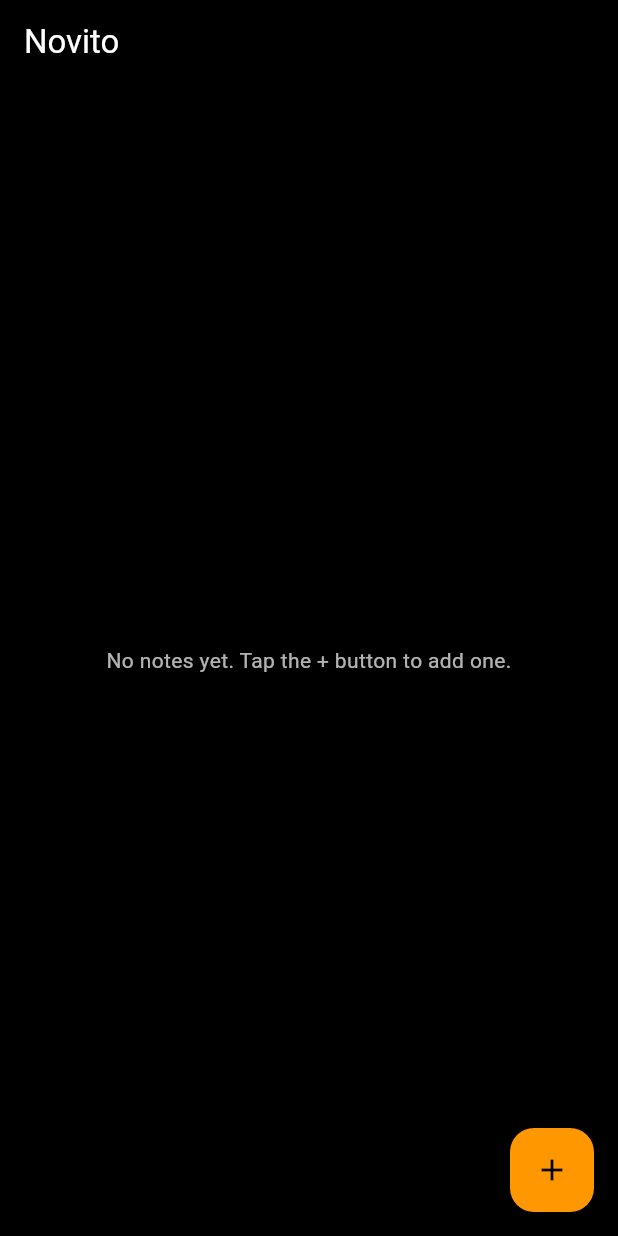
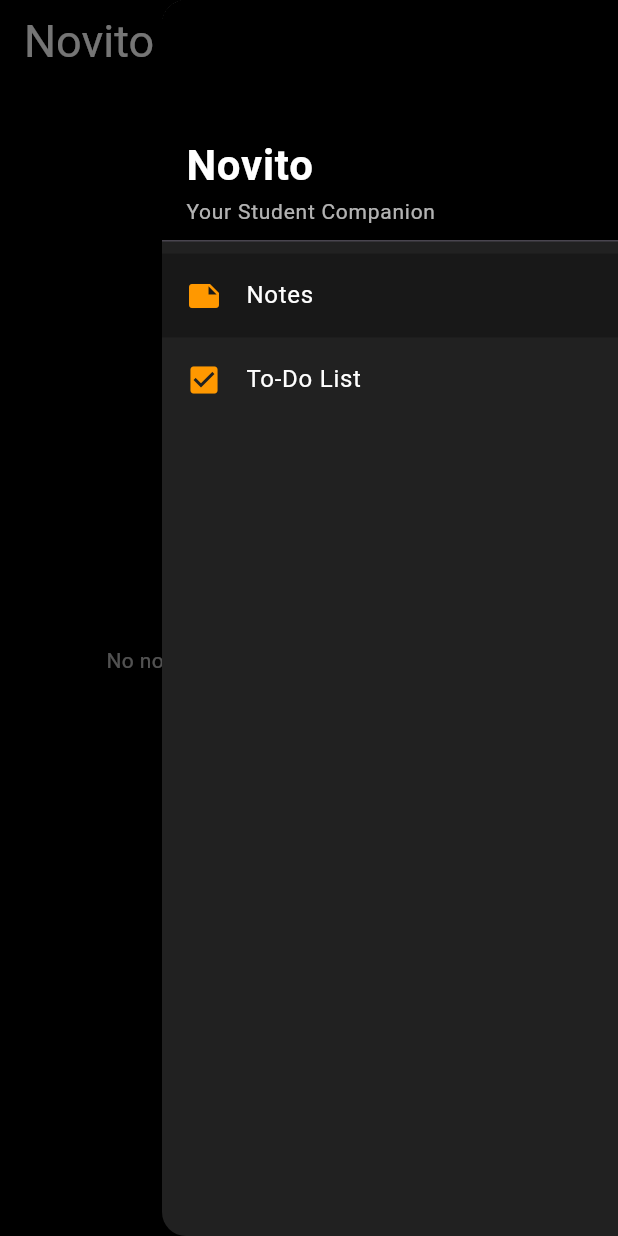
Before and after one commit to eljan123/novito-note-app, a Flutter app: the screen it shows after launch, with the side drawer open (before the commit the screen has no drawer), on a phone screen of 412 x 824 dp. Run offline on Flutter 3.47's test engine with Material 3 defaults, Android fonts, the phone set to English and light mode, and no system bars; Roboto replaces fonts that are missing (Poppins).

Commit message:
To-do list, menu button implemented

```diff
--- a/lib/main.dart
+++ b/lib/main.dart
@@ -1,5 +1,5 @@
 import 'package:flutter/material.dart';
-import 'screens/notes_home_page.dart';
+import 'screens/main_page.dart';
 
 void main() {
   runApp(const NotesApp());
@@ -21,8 +21,9 @@
           backgroundColor: Colors.black,
           elevation: 0,
         ),
+        // Dark gray for note widgets
         cardTheme: const CardTheme(
-          color: Color(0xFF212121), // Dark gray for note widgets
+          color: Color(0xFF212121),
         ),
         textTheme: const TextTheme(
           bodyLarge: TextStyle(fontFamily: 'Poppins', color: Colors.white),
@@ -35,7 +36,7 @@
           color: Colors.white,
         ),
       ),
-      home: const NotesHomePage(),
+      home: const MainPage(),
     );
   }
 }
--- /dev/null
+++ b/lib/screens/main_page.dart
@@ -0,0 +1,101 @@
+import 'package:flutter/material.dart';
+import 'notes_home_page.dart';
+import 'todo_list_page.dart';
+
+class MainPage extends StatefulWidget {
+  const MainPage({super.key});
+
+  @override
+  State<MainPage> createState() => _MainPageState();
+}
+
+class _MainPageState extends State<MainPage> {
+  int _selectedIndex = 0;
+
+  // List of pages to display
+  final List<Widget> _pages = [
+    const NotesHomePage(),
+    const TodoListPage(),
+  ];
+
+  // Function to change the selected page
+  void _onItemTapped(int index) {
+    setState(() {
+      _selectedIndex = index;
+    });
+    // Close the drawer after selection
+    Navigator.pop(context);
+  }
+
+  @override
+  Widget build(BuildContext context) {
+    return Scaffold(
+      backgroundColor: Colors.black,
+      // End Drawer menu (opens from right)
+      endDrawer: Drawer(
+        backgroundColor: const Color(0xFF212121),
+        child: ListView(
+          padding: EdgeInsets.zero,
+          children: [
+            const DrawerHeader(
+              decoration: BoxDecoration(
+                color: Colors.black,
+              ),
+              child: Column(
+                crossAxisAlignment: CrossAxisAlignment.start,
+                mainAxisAlignment: MainAxisAlignment.end,
+                children: [
+                  Text(
+                    'Novito',
+                    style: TextStyle(
+                      fontFamily: 'Poppins',
+                      fontSize: 28,
+                      fontWeight: FontWeight.bold,
+                      color: Colors.white,
+                    ),
+                  ),
+                  Text(
+                    'Your Student Companion',
+                    style: TextStyle(
+                      fontFamily: 'Poppins',
+                      fontSize: 14,
+                      color: Colors.white70,
+                    ),
+                  ),
+                ],
+              ),
+            ),
+            ListTile(
+              leading: const Icon(Icons.note, color: Colors.orange),
+              title: const Text(
+                'Notes',
+                style: TextStyle(
+                  fontFamily: 'Poppins',
+                  color: Colors.white,
+                ),
+              ),
+              selected: _selectedIndex == 0,
+              selectedTileColor: Colors.black26,
+              onTap: () => _onItemTapped(0),
+            ),
+            ListTile(
+              leading: const Icon(Icons.check_box, color: Colors.orange),
+              title: const Text(
+                'To-Do List',
+                style: TextStyle(
+                  fontFamily: 'Poppins',
+                  color: Colors.white,
+                ),
+              ),
+              selected: _selectedIndex == 1,
+              selectedTileColor: Colors.black26,
+              onTap: () => _onItemTapped(1),
+            ),
+          ],
+        ),
+      ),
+      // Display the selected page
+      body: _pages[_selectedIndex],
+    );
+  }
+}
--- a/lib/screens/notes_home_page.dart
+++ b/lib/screens/notes_home_page.dart
@@ -78,13 +78,24 @@ class _NotesHomePageState extends State<NotesHomePage> {
     return Scaffold(
       backgroundColor: Colors.black,
       appBar: AppBar(
+        // Remove leading drawer menu button
         title: const Text(
           'Novito',
           style: TextStyle(
             fontFamily: 'Poppins',
+            fontSize: 30,
             color: Colors.white,
           ),
         ),
+        // Add menu button to actions (top right)
+        actions: [
+          IconButton(
+            icon: const Icon(Icons.menu, color: Colors.white),
+            onPressed: () {
+              Scaffold.of(context).openEndDrawer();
+            },
+          ),
+        ],
       ),
       body: notes.isEmpty
           ? const Center(
```
Also changed, not shown: lib/models/todo.dart (added, +22 -0 lines), lib/screens/todo_add_page.dart (added, +84 -0 lines), lib/screens/todo_list_page.dart (added, +125 -0 lines), lib/services/todo_service.dart (added, +30 -0 lines).
